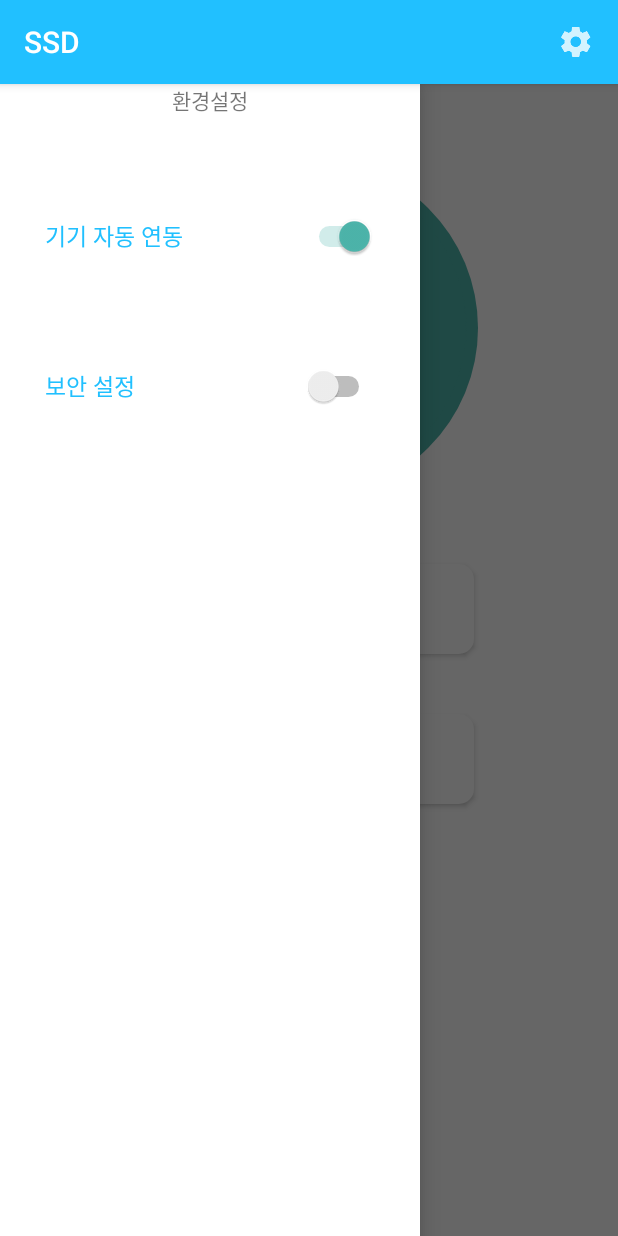
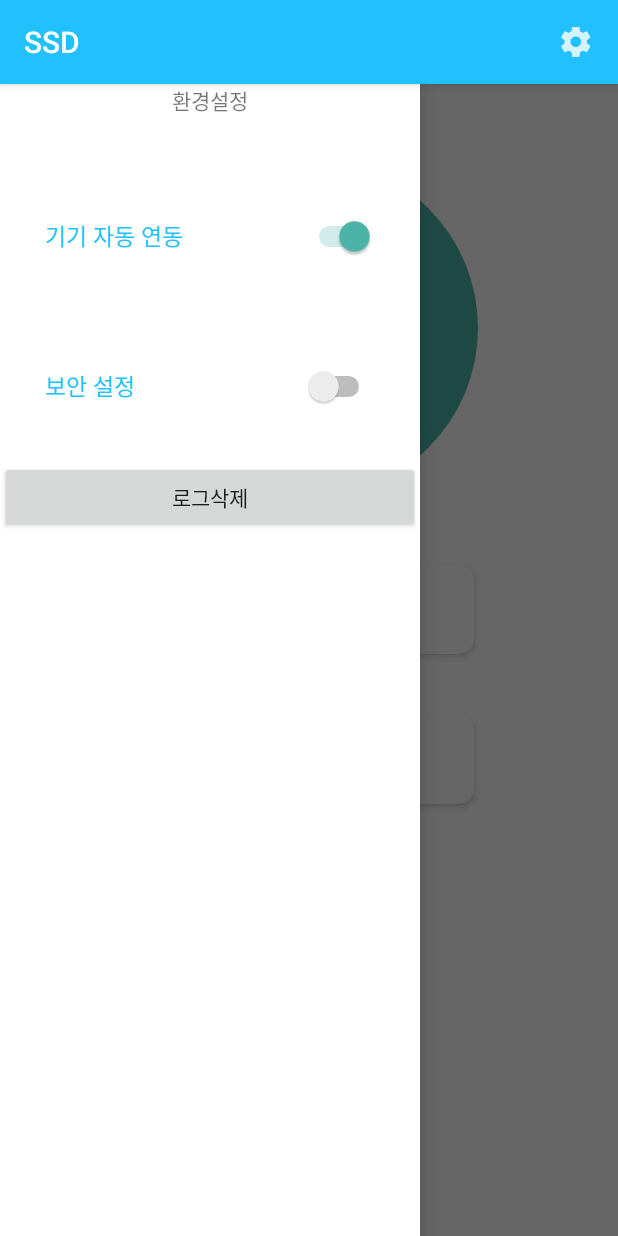
Before and after one commit to yuntackkoo/Android, an Android app: the screen it shows after launch (MainActivity), with the side drawer open, on a phone screen of 412 x 824 dp. Run offline under Robolectric (Android 15) with nearby library versions, the phone set to English and light mode, and no system bars.

Commit message:
구윤택
로그삭제 추가

```diff
--- a/SSD/app/src/main/java/ssd/app/AddDevice.java
+++ b/SSD/app/src/main/java/ssd/app/AddDevice.java
@@ -41,7 +41,7 @@ public class AddDevice extends Activity {
         input_devname = edit_devname.getText().toString();
         input_port = edit_port.getText().toString();
 
-        db.addDevice(input_username,input_ip,input_port);
+        db.addDevice(input_devname,input_ip,input_port);
 
         finish();
 
--- a/SSD/app/src/main/java/ssd/app/MainActivity.java
+++ b/SSD/app/src/main/java/ssd/app/MainActivity.java
@@ -110,6 +110,11 @@ public class MainActivity extends AppCompatActivity {
         startActivity(intent_settings);
     }
 
+    public void onClick_logdel(View view) {
+        SsdDB db = new SsdDB(this,SsdDB.DBNAME,null,1);
+        db.logDel();
+    }
+
     private class BtTask extends AsyncTask {
 
          protected void onPreExecute() {
--- a/SSD/app/src/main/res/layout/activity_main.xml
+++ b/SSD/app/src/main/res/layout/activity_main.xml
@@ -70,8 +70,14 @@
             android:layout_marginTop="0dp" android:layout_gravity="center_horizontal"
             android:text="보안 설정" android:textSize="15sp"
             android:textColor="@color/colorPrimaryDark"
+            android:id="@+id/switch_pw" />
 
-            android:id="@+id/switch_pw" />
+        <Button
+            android:id="@+id/logdel"
+            android:layout_width="match_parent"
+            android:layout_height="wrap_content"
+            android:text="로그삭제"
+            android:onClick="onClick_logdel"/>
 
     </LinearLayout>
 
```
Also changed, not shown: SSD/app/src/main/java/ssd/app/SsdDB.java (+9 -0 lines), SSD/lea_library/src/main/java/log/LogData.java (+7 -0 lines).
